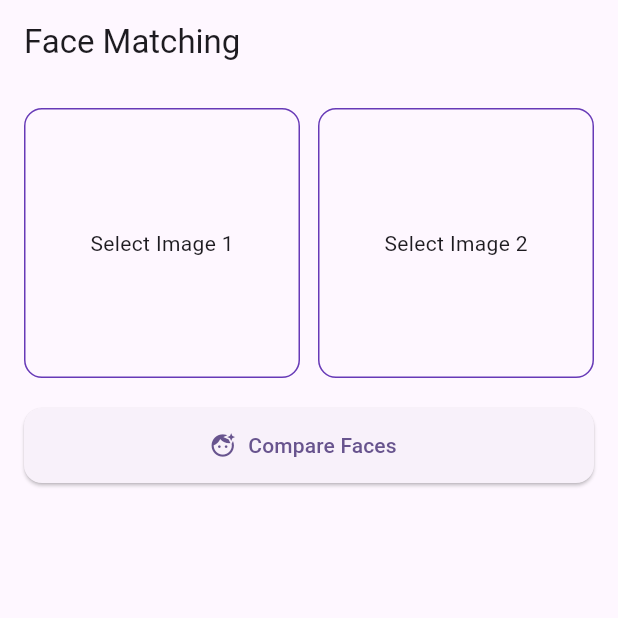
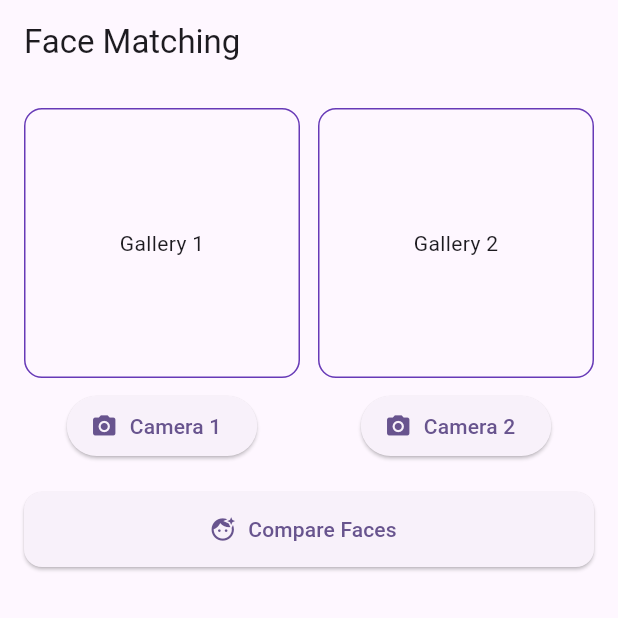
Before and after one commit to Asadullah730/JustChat, a Flutter app: the screen it shows after launch, on a phone screen of 412 x 824 dp, the top half of it. Run offline on Flutter 3.47's test engine with Material 3 defaults, Android fonts, the phone set to English and light mode, and no system bars; our stand-ins replace cloud_firestore, firebase_auth, firebase_core, firebase_storage, get, image_picker and 2 more; missing offline and left inert: dart:ffi, google_mlkit_face_detection, tflite_flutter; accounts and stored records are empty.

```diff
--- a/lib/Presentation/facedetection.dart
+++ b/lib/Presentation/facedetection.dart
@@ -26,8 +26,10 @@ class _FaceMatchScreenState extends State<FaceMatchScreen> {
     faceService.loadModel();
   }
 
-  Future<void> pickImage(int slot) async {
-    final pickedFile = await picker.pickImage(source: ImageSource.gallery);
+  Future<void> pickImage(int slot, {bool fromCamera = false}) async {
+    final pickedFile = await picker.pickImage(
+      source: fromCamera ? ImageSource.camera : ImageSource.gallery,
+    );
     if (pickedFile == null) return;
 
     setState(() {
@@ -38,6 +40,18 @@ class _FaceMatchScreenState extends State<FaceMatchScreen> {
       }
     });
   }
+  // Future<void> pickImage(int slot) async {
+  //   final pickedFile = await picker.pickImage(source: ImageSource.gallery);
+  //   if (pickedFile == null) return;
+
+  //   setState(() {
+  //     if (slot == 1) {
+  //       image1 = File(pickedFile.path);
+  //     } else {
+  //       image2 = File(pickedFile.path);
+  //     }
+  //   });
+  // }
 
   Future<void> compareFaces() async {
     if (image1 == null || image2 == null) return;
@@ -86,50 +100,41 @@ class _FaceMatchScreenState extends State<FaceMatchScreen> {
             Row(
               children: [
                 Expanded(
-                  child: GestureDetector(
-                    onTap: () => pickImage(1),
-                    child: Container(
-                      height: 180,
-                      decoration: BoxDecoration(
-                        border: Border.all(color: Colors.deepPurple),
-                        borderRadius: BorderRadius.circular(12),
-                        image: image1 != null
-                            ? DecorationImage(
-                                image: FileImage(image1!),
-                                fit: BoxFit.cover,
-                              )
-                            : null,
+                  child: Column(
+                    children: [
+                      GestureDetector(
+                        onTap: () => pickImage(1),
+                        child: _imageContainer(image1, "Gallery 1"),
                       ),
-                      child: image1 == null
-                          ? Center(child: Text("Select Image 1"))
-                          : null,
-                    ),
+                      SizedBox(height: 8),
+                      ElevatedButton.icon(
+                        onPressed: () => pickImage(1, fromCamera: true),
+                        icon: Icon(Icons.camera_alt),
+                        label: Text("Camera 1"),
+                      ),
+                    ],
                   ),
                 ),
                 SizedBox(width: 12),
                 Expanded(
-                  child: GestureDetector(
-                    onTap: () => pickImage(2),
-                    child: Container(
-                      height: 180,
-                      decoration: BoxDecoration(
-                        border: Border.all(color: Colors.deepPurple),
-                        borderRadius: BorderRadius.circular(12),
-                        image: image2 != null
-                            ? DecorationImage(
-                                image: FileImage(image2!),
-                                fit: BoxFit.cover,
-                              )
-                            : null,
+                  child: Column(
+                    children: [
+                      GestureDetector(
+                        onTap: () => pickImage(2),
+                        child: _imageContainer(image2, "Gallery 2"),
                       ),
-                      child: image2 == null
-                          ? Center(child: Text("Select Image 2"))
-                          : null,
-                    ),
+                      SizedBox(height: 8),
+                      ElevatedButton.icon(
+                        onPressed: () => pickImage(2, fromCamera: true),
+                        icon: Icon(Icons.camera_alt),
+                        label: Text("Camera 2"),
+                      ),
+                    ],
                   ),
                 ),
               ],
             ),
+
             SizedBox(height: 20),
             ElevatedButton.icon(
               icon: Icon(Icons.face_retouching_natural),
@@ -170,3 +175,17 @@ class _FaceMatchScreenState extends State<FaceMatchScreen> {
     );
   }
 }
+
+Widget _imageContainer(File? imgFile, String label) {
+  return Container(
+    height: 180,
+    decoration: BoxDecoration(
+      border: Border.all(color: Colors.deepPurple),
+      borderRadius: BorderRadius.circular(12),
+      image: imgFile != null
+          ? DecorationImage(image: FileImage(imgFile), fit: BoxFit.cover)
+          : null,
+    ),
+    child: imgFile == null ? Center(child: Text(label)) : null,
+  );
+}
--- a/lib/main.dart
+++ b/lib/main.dart
@@ -1,3 +1,4 @@
+import 'package:chat_application/AI_model/helper.dart';
 import 'package:chat_application/Presentation/auth_gate.dart';
 import 'package:chat_application/Presentation/facedetection.dart';
 import 'package:chat_application/Presentation/home.dart';
@@ -8,6 +9,7 @@ import 'package:supabase_flutter/supabase_flutter.dart';
 
 void main() async {
   WidgetsFlutterBinding.ensureInitialized();
+  await TFLiteHelper.init();
   await Supabase.initialize(
     url: 'https://qnmjmhyxyyhuiyobdebk.supabase.co',
     anonKey:
--- a/pubspec.yaml
+++ b/pubspec.yaml
@@ -70,7 +70,8 @@ flutter:
 
   # To add assets to your application, add an assets section, like this:
   assets:
-    - assets/face_Detection_model/facenet.tflite
+    - assets/facenet.tflite
+    - assets/facenet_fixed.tflite
 
   # An image asset can refer to one or more resolution-specific "variants", see
   # https://flutter.dev/to/resolution-aware-images
```
Also changed, not shown: lib/AI_model/face_recognition_service.dart (+21 -22 lines), lib/AI_model/helper.dart (added, +27 -0 lines), 4 other files.
